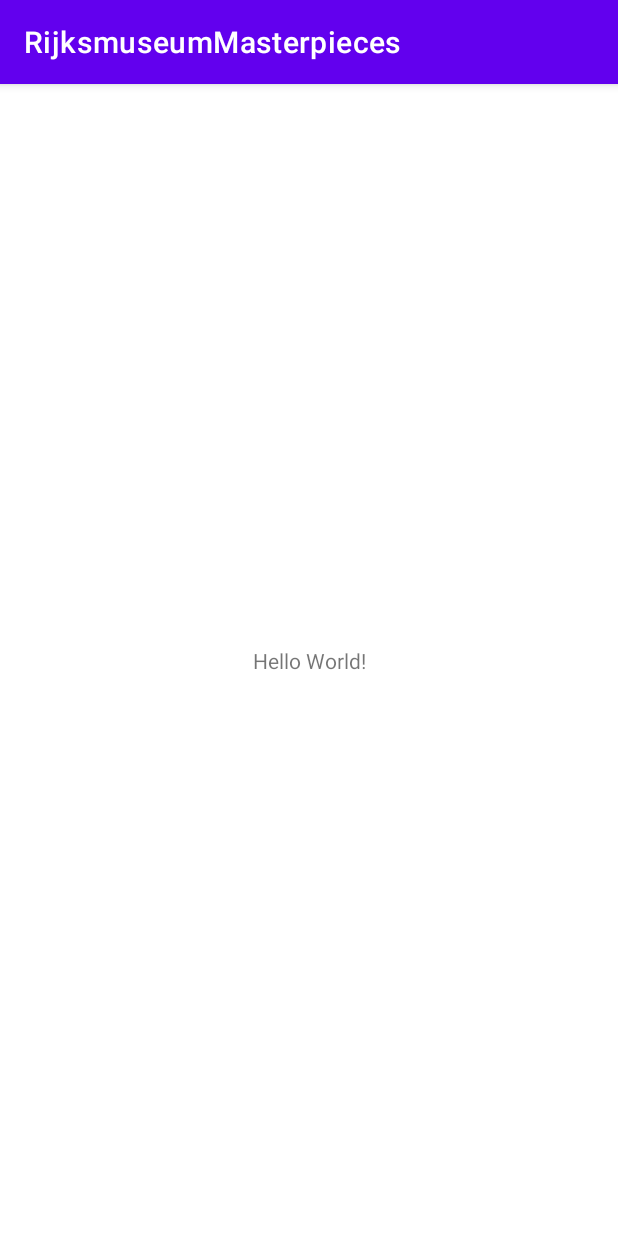
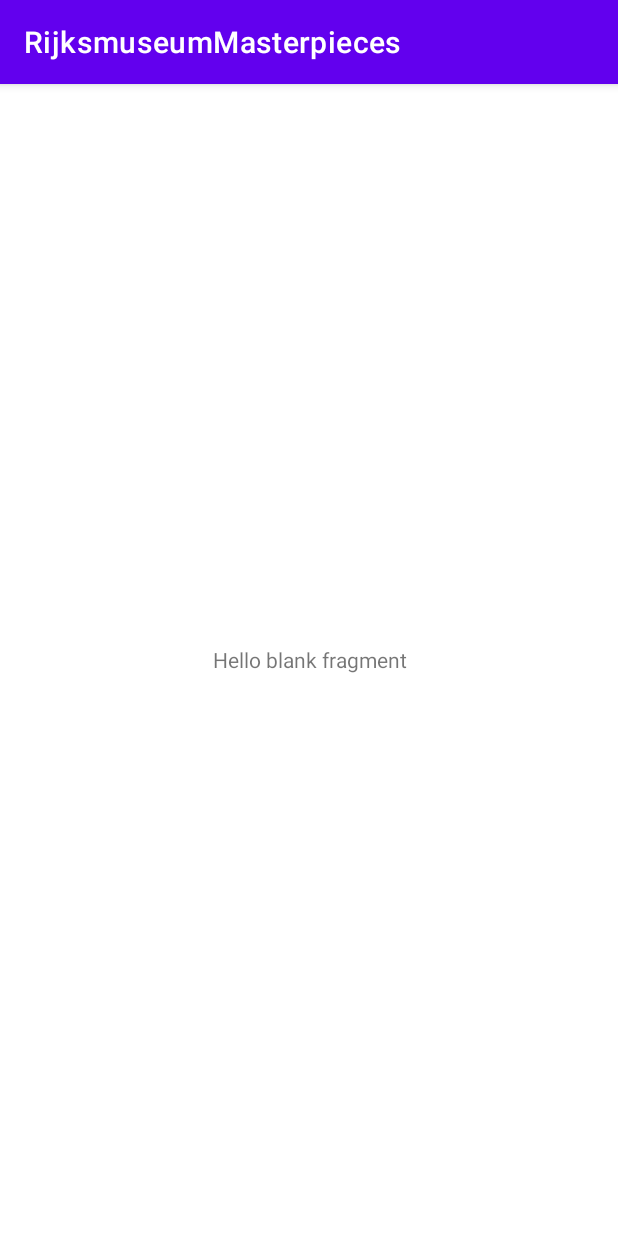
Before and after one commit to VitaSokolova/RijksmuseumMasterpieces, an Android app: the screen it shows after launch (MainActivity), on a phone screen of 412 x 824 dp. Run offline under Robolectric (Android 15) with nearby library versions, the phone set to English and light mode, and no system bars; our stand-ins replace Dagger/Hilt's generated code; 2 statements that could not run were skipped.

Commit message:
1. Dagger infrastructure is set 2. Fragment for an overview page is created

```diff
--- a/app/src/main/AndroidManifest.xml
+++ b/app/src/main/AndroidManifest.xml
@@ -3,16 +3,16 @@
     package="com.rijksmuseum.masterpieces">
 
     <application
+        android:name=".app.App"
         android:allowBackup="true"
         android:icon="@mipmap/ic_launcher"
         android:label="@string/app_name"
         android:roundIcon="@mipmap/ic_launcher_round"
         android:supportsRtl="true"
         android:theme="@style/Theme.RijksmuseumMasterpieces">
-        <activity android:name=".MainActivity">
+        <activity android:name=".features.MainActivity">
             <intent-filter>
                 <action android:name="android.intent.action.MAIN" />
-
                 <category android:name="android.intent.category.LAUNCHER" />
             </intent-filter>
         </activity>
--- /dev/null
+++ b/app/src/main/java/com/rijksmuseum/masterpieces/app/App.kt
@@ -0,0 +1,18 @@
+package com.rijksmuseum.masterpieces.app
+
+import android.app.Application
+import com.rijksmuseum.masterpieces.infrastructure.di.app.AppComponent
+import com.rijksmuseum.masterpieces.infrastructure.di.app.AppModule
+import com.rijksmuseum.masterpieces.infrastructure.di.app.DaggerAppComponent
+
+class App: Application() {
+
+    lateinit var appComponent: AppComponent
+
+    override fun onCreate() {
+        super.onCreate()
+        appComponent = DaggerAppComponent.builder()
+            .appModule(AppModule(this))
+            .build()
+    }
+}
--- /dev/null
+++ b/app/src/main/java/com/rijksmuseum/masterpieces/features/MainActivity.kt
@@ -0,0 +1,23 @@
+package com.rijksmuseum.masterpieces.features
+
+import android.os.Bundle
+import androidx.appcompat.app.AppCompatActivity
+import androidx.fragment.app.commit
+import androidx.fragment.app.replace
+import com.rijksmuseum.masterpieces.R
+import com.rijksmuseum.masterpieces.features.list.MasterpiecesListFragment
+
+class MainActivity : AppCompatActivity() {
+    override fun onCreate(savedInstanceState: Bundle?) {
+        super.onCreate(savedInstanceState)
+        setContentView(R.layout.activity_main)
+        openMasterpiecesListFragment()
+    }
+
+    private fun openMasterpiecesListFragment() {
+        supportFragmentManager.commit {
+            replace<MasterpiecesListFragment>(R.id.fragment_container)
+            addToBackStack(MasterpiecesListFragment.NAME)
+        }
+    }
+}
--- /dev/null
+++ b/app/src/main/java/com/rijksmuseum/masterpieces/features/list/MasterpiecesListFragment.kt
@@ -0,0 +1,49 @@
+package com.rijksmuseum.masterpieces.features.list
+
+import android.os.Bundle
+import androidx.fragment.app.Fragment
+import android.view.LayoutInflater
+import android.view.View
+import android.view.ViewGroup
+import com.rijksmuseum.masterpieces.R
+import com.rijksmuseum.masterpieces.features.list.di.MasterpiecesListScreenConfigurator
+import javax.inject.Inject
+
+
+/**
+ * Fragment, which shows the list of masterpieces
+ */
+class MasterpiecesListFragment : Fragment() {
+
+    @Inject
+    lateinit var viewModel: MasterpiecesListViewModel
+
+    override fun onCreate(savedInstanceState: Bundle?) {
+        super.onCreate(savedInstanceState)
+        MasterpiecesListScreenConfigurator()
+            .inject(this)
+    }
+
+    override fun onCreateView(
+        inflater: LayoutInflater, container: ViewGroup?,
+        savedInstanceState: Bundle?
+    ): View? {
+        // Inflate the layout for this fragment
+        return inflater.inflate(R.layout.fragment_masterpieces_list, container, false)
+    }
+
+    companion object {
+        /**
+         * Use this factory method to create a new instance of
+         * this fragment using the provided parameters.
+         *
+         * @return A new instance of fragment MasterpiecesListFragment.
+         */
+        @JvmStatic
+        fun newInstance() = MasterpiecesListFragment().apply {
+                arguments = Bundle()
+            }
+
+        const val NAME = "MasterpiecesListFragment"
+    }
+}
--- /dev/null
+++ b/app/src/main/java/com/rijksmuseum/masterpieces/features/list/di/MasterpiecesListScreenConfigurator.kt
@@ -0,0 +1,61 @@
+package com.rijksmuseum.masterpieces.features.list.di
+
+import androidx.lifecycle.ViewModelProvider
+import androidx.lifecycle.ViewModelStore
+import com.rijksmuseum.masterpieces.app.App
+import com.rijksmuseum.masterpieces.features.list.DaggerMasterpiecesListScreenConfigurator_MasterpiecesListComponent
+import com.rijksmuseum.masterpieces.features.list.MasterpiecesListFragment
+import com.rijksmuseum.masterpieces.features.list.MasterpiecesListViewModel
+import com.rijksmuseum.masterpieces.features.list.MasterpiecesListViewModelImpl
+import com.rijksmuseum.masterpieces.infrastructure.di.app.AppComponent
+import com.rijksmuseum.masterpieces.infrastructure.di.screen.UniversalViewModelProviderFactory
+import com.rijksmuseum.masterpieces.infrastructure.di.screen.ScreenScope
+import com.rijksmuseum.masterpieces.infrastructure.di.screen.ViewModelStoreModule
+import dagger.Component
+import dagger.Module
+import dagger.Provides
+import javax.inject.Provider
+
+/**
+ * Class with screen component and module,
+ * responsible for building dependencies for [MasterpiecesListFragment] screen
+ */
+class MasterpiecesListScreenConfigurator {
+
+    @ScreenScope
+    @Component(
+        dependencies = [AppComponent::class],
+        modules = [
+            MasterpiecesListModule::class,
+            ViewModelStoreModule::class
+        ]
+    )
+    internal interface MasterpiecesListComponent {
+        fun inject(view: MasterpiecesListFragment)
+    }
+
+    @Module
+    internal class MasterpiecesListModule {
+
+        @Provides
+        fun provideViewModel(
+            viewModelStore: ViewModelStore,
+            provider: Provider<MasterpiecesListViewModelImpl>
+        ): MasterpiecesListViewModel {
+            return ViewModelProvider(viewModelStore, UniversalViewModelProviderFactory(provider)).get(
+                MasterpiecesListViewModelImpl::class.java
+            )
+        }
+    }
+
+    fun inject(fragment: MasterpiecesListFragment) {
+        val activity = fragment.activity
+
+        DaggerMasterpiecesListScreenConfigurator_MasterpiecesListComponent.builder()
+            .appComponent((activity?.application as App).appComponent)
+            .viewModelStoreModule(ViewModelStoreModule(fragment.viewModelStore))
+            .masterpiecesListModule(MasterpiecesListModule())
+            .build()
+            .inject(fragment)
+    }
+}
--- /dev/null
+++ b/app/src/main/java/com/rijksmuseum/masterpieces/infrastructure/di/app/AppComponent.kt
@@ -0,0 +1,14 @@
+package com.rijksmuseum.masterpieces.infrastructure.di.app
+
+import com.rijksmuseum.masterpieces.infrastructure.di.app.AppModule
+import com.rijksmuseum.masterpieces.infrastructure.di.app.AppProxyDependencies
+import dagger.Component
+import javax.inject.Singleton
+
+@Singleton
+@Component(
+    modules = [
+        AppModule::class
+    ]
+)
+interface AppComponent : AppProxyDependencies
--- /dev/null
+++ b/app/src/main/java/com/rijksmuseum/masterpieces/infrastructure/di/app/AppModule.kt
@@ -0,0 +1,21 @@
+package com.rijksmuseum.masterpieces.infrastructure.di.app
+
+import android.app.Application
+import android.content.Context
+import dagger.Module
+import dagger.Provides
+import javax.inject.Singleton
+
+@Module
+class AppModule(
+    private val app: Application
+) {
+
+    @Provides
+    @Singleton
+    internal fun provideContext(): Context = app
+
+    @Provides
+    @Singleton
+    internal fun provideApp(): Application = app
+}
--- /dev/null
+++ b/app/src/main/java/com/rijksmuseum/masterpieces/infrastructure/di/app/AppProxyDependencies.kt
@@ -0,0 +1,11 @@
+package com.rijksmuseum.masterpieces.infrastructure.di.app
+
+import android.content.Context
+
+/**
+ * An interface which contains all available dependencies in the scope PerApplication
+ * Should be used in subcomponents, which dependent on [AppComponent].
+ */
+interface AppProxyDependencies {
+    fun context(): Context
+}
--- /dev/null
+++ b/app/src/main/java/com/rijksmuseum/masterpieces/infrastructure/di/screen/UniversalViewModelProviderFactory.kt
@@ -0,0 +1,18 @@
+package com.rijksmuseum.masterpieces.infrastructure.di.screen
+
+import androidx.lifecycle.ViewModel
+import androidx.lifecycle.ViewModelProvider
+import javax.inject.Provider
+
+/**
+ * Helper class used to create ViewModel in ScreenConfigurator
+ */
+class UniversalViewModelProviderFactory<T: ViewModel>(
+    private val provider: Provider<T>
+): ViewModelProvider.Factory {
+
+    @Suppress("UNCHECKED_CAST")
+    override fun <T : ViewModel?> create(modelClass: Class<T>): T {
+        return provider.get() as T
+    }
+}
--- /dev/null
+++ b/app/src/main/java/com/rijksmuseum/masterpieces/infrastructure/di/screen/ViewModelStoreModule.kt
@@ -0,0 +1,17 @@
+package com.rijksmuseum.masterpieces.infrastructure.di.screen
+
+import androidx.lifecycle.ViewModelStore
+import dagger.Module
+import dagger.Provides
+
+@Module
+class ViewModelStoreModule(
+    private val viewModelStore: ViewModelStore
+) {
+
+    @Provides
+    @ScreenScope
+    fun providesViewModelStore(): ViewModelStore {
+        return viewModelStore
+    }
+}
--- a/app/src/main/res/layout/activity_main.xml
+++ b/app/src/main/res/layout/activity_main.xml
@@ -1,18 +1,13 @@
 <?xml version="1.0" encoding="utf-8"?>
 <androidx.constraintlayout.widget.ConstraintLayout xmlns:android="http://schemas.android.com/apk/res/android"
-    xmlns:app="http://schemas.android.com/apk/res-auto"
     xmlns:tools="http://schemas.android.com/tools"
     android:layout_width="match_parent"
     android:layout_height="match_parent"
-    tools:context=".MainActivity">
+    tools:context=".features.MainActivity">
 
-    <TextView
-        android:layout_width="wrap_content"
-        android:layout_height="wrap_content"
-        android:text="Hello World!"
-        app:layout_constraintBottom_toBottomOf="parent"
-        app:layout_constraintLeft_toLeftOf="parent"
-        app:layout_constraintRight_toRightOf="parent"
-        app:layout_constraintTop_toTopOf="parent" />
+    <androidx.fragment.app.FragmentContainerView
+        android:id="@+id/fragment_container"
+        android:layout_width="match_parent"
+        android:layout_height="match_parent" />
 
 </androidx.constraintlayout.widget.ConstraintLayout>
--- /dev/null
+++ b/app/src/main/res/layout/fragment_masterpieces_list.xml
@@ -0,0 +1,15 @@
+<?xml version="1.0" encoding="utf-8"?>
+<FrameLayout xmlns:android="http://schemas.android.com/apk/res/android"
+    xmlns:tools="http://schemas.android.com/tools"
+    android:layout_width="match_parent"
+    android:layout_height="match_parent"
+    tools:context=".features.list.MasterpiecesListFragment">
+
+    <!-- TODO: Update blank fragment layout -->
+    <TextView
+        android:layout_width="match_parent"
+        android:layout_height="match_parent"
+        android:gravity="center"
+        android:text="@string/hello_blank_fragment" />
+
+</FrameLayout>
--- a/app/src/main/res/values/strings.xml
+++ b/app/src/main/res/values/strings.xml
@@ -1,3 +1,5 @@
 <resources>
     <string name="app_name">RijksmuseumMasterpieces</string>
+    <!-- TODO: Remove or change this placeholder text -->
+    <string name="hello_blank_fragment">Hello blank fragment</string>
 </resources>
--- a/config.gradle
+++ b/config.gradle
@@ -76,6 +76,7 @@
             materialProgressBar: "me.zhanghai.android.materialprogressbar:library:${versions.materialProgressBarVersion}",
             material           : "com.google.android.material:material:${versions.materialVersion}",
             fragment           : "androidx.fragment:fragment:${versions.fragmentVersion}",
+            fragmentKtx           : "androidx.fragment:fragment-ktx:${versions.fragmentVersion}",
             activity           : "androidx.activity:activity-ktx:${versions.activityVersion}"
     ]
 
```
Also changed, not shown: app/build.gradle (+9 -0 lines), app/src/main/java/com/rijksmuseum/masterpieces/MainActivity.kt (deleted, +0 -11 lines), app/src/main/java/com/rijksmuseum/masterpieces/features/list/MasterpiecesListViewModel.kt (added, +11 -0 lines), app/src/main/java/com/rijksmuseum/masterpieces/infrastructure/di/screen/ScreenScope.kt (added, +10 -0 lines).
